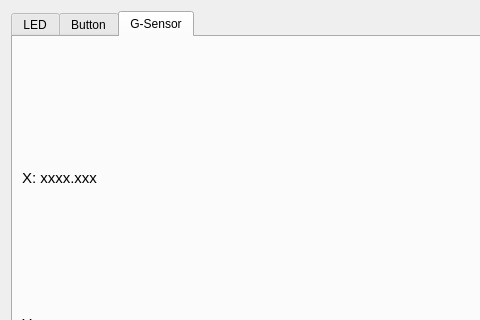
Old version of the form nano_control/dialog.ui in the repository 190Max99/QT_final; both pictures show x 0 to 480 and y 0 to 320 of the 1037 by 556 pixel window.
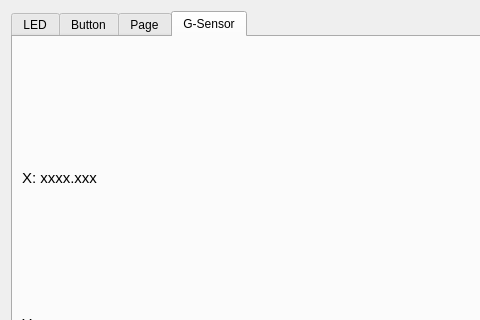
New version of the form. Icons and pictures are not drawn.

The edit to the form file:
```diff
--- a/nano_control/dialog.ui
+++ b/nano_control/dialog.ui
@@ -40,6 +40,12 @@
      <property name="cursor">
       <cursorShape>ArrowCursor</cursorShape>
      </property>
+     <property name="toolTip">
+      <string>&lt;html&gt;&lt;head/&gt;&lt;body&gt;&lt;p&gt;road&lt;/p&gt;&lt;/body&gt;&lt;/html&gt;</string>
+     </property>
+     <property name="styleSheet">
+      <string notr="true">dsf</string>
+     </property>
      <property name="tabShape">
       <enum>QTabWidget::Rounded</enum>
      </property>
@@ -548,6 +554,11 @@
        </widget>
       </widget>
      </widget>
+     <widget class="QWidget" name="taBroad">
+      <attribute name="title">
+       <string>Page</string>
+      </attribute>
+     </widget>
      <widget class="QWidget" name="tabGsensor">
       <property name="cursor">
        <cursorShape>ArrowCursor</cursorShape>
```
Left out of the diff: 2 changed lines with no effect on the pictures.
